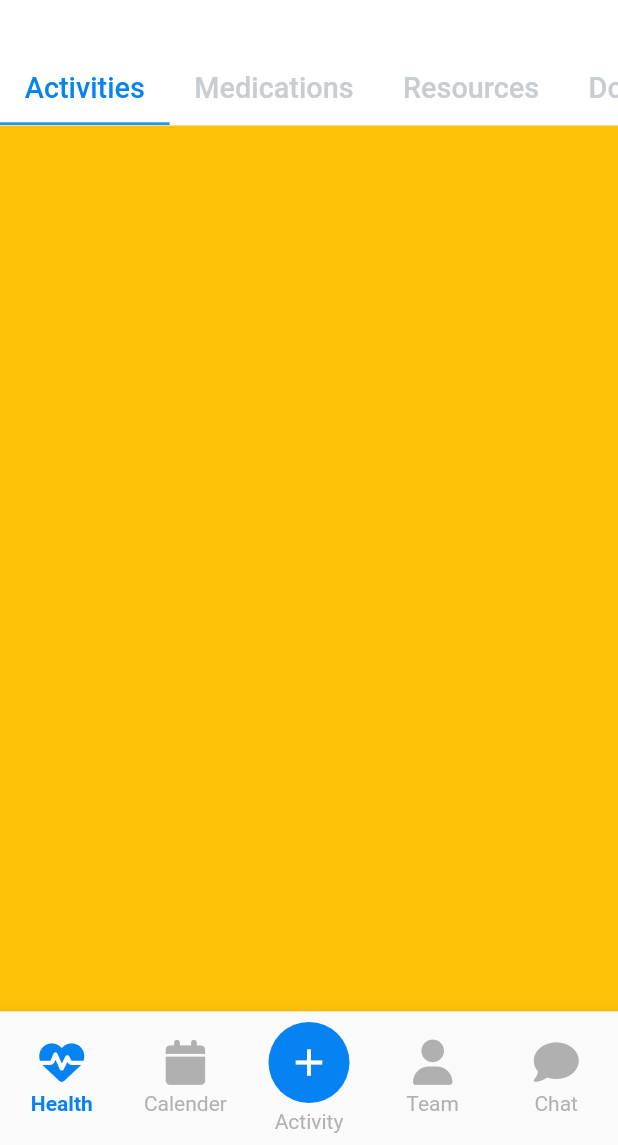
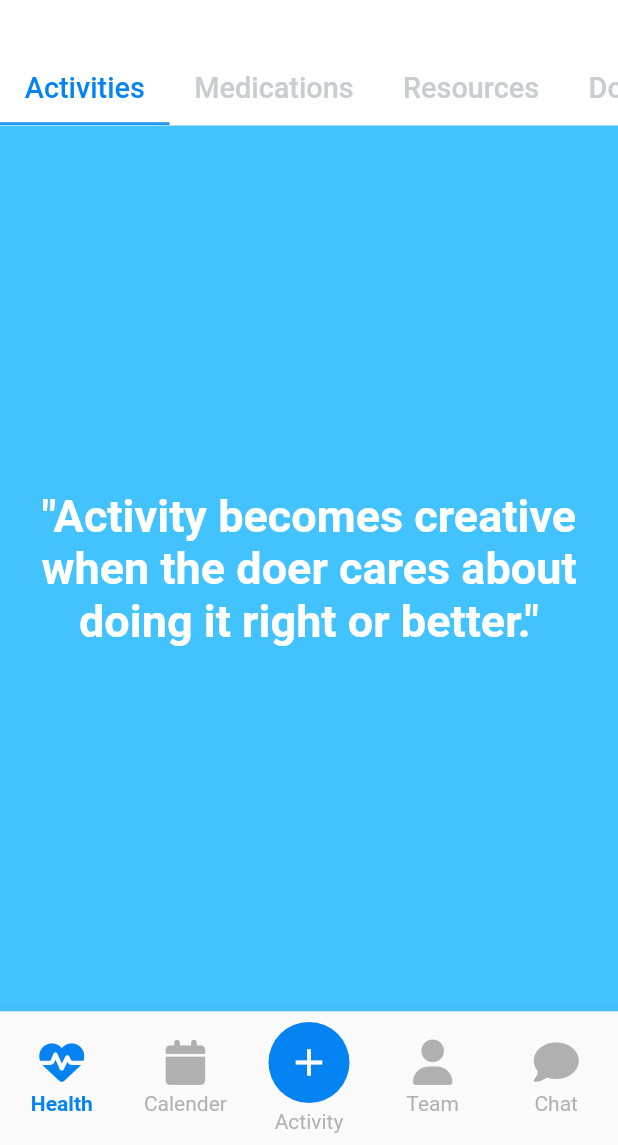
Before and after one commit to utkarsh-UK/health-checkup, a Flutter app: the screen it shows after launch, on a phone screen of 412 x 824 dp, the part 91-1236 px from its top. Run offline on Flutter 3.47's test engine with Material 2 defaults, Android fonts, the phone set to English and light mode, and no system bars; our stand-ins replace dartz, equatable, file_picker, flutter_staggered_animations, flutter_typeahead, fluttericon and 3 more.

Commit message:
Updated remaning tabs with content

```diff
--- a/lib/presentation/screens/activities/view.dart
+++ b/lib/presentation/screens/activities/view.dart
@@ -8,7 +8,21 @@ class ActivitiesTab extends StatelessWidget {
     return Container(
       height: MediaQuery.of(context).size.height,
       width: MediaQuery.of(context).size.width,
-      color: Colors.amber,
+      // color: const Color(0xFFFF6B6B),
+      color: const Color(0xFF42C2FF),
+      alignment: Alignment.center,
+      child: const Padding(
+        padding: EdgeInsets.symmetric(horizontal: 12.0),
+        child: Text(
+          '"Activity becomes creative when the doer cares about doing it right or better."',
+          style: TextStyle(
+            fontSize: 30.0,
+            fontWeight: FontWeight.w700,
+            color: Colors.white,
+          ),
+          textAlign: TextAlign.center,
+        ),
+      ),
     );
   }
 }
--- a/lib/presentation/screens/documents/widgets/document_item.dart
+++ b/lib/presentation/screens/documents/widgets/document_item.dart
@@ -61,7 +61,7 @@ class DocumentItem extends StatelessWidget {
                 crossAxisAlignment: CrossAxisAlignment.center,
                 children: [
                   Text(
-                    document.documentType,
+                    document.documentType.toUpperCase(),
                     style: textTheme.bodyText2!.copyWith(fontSize: 12.0.sp),
                   ),
                   Container(
@@ -91,7 +91,7 @@ class DocumentItem extends StatelessWidget {
           trailing: IconButton(
             onPressed: () => Get.find<DocumentsController>()
                 .confirmDeletion(document.documentID, context),
-            icon: Icon(FontAwesome5.trash_alt, size: 8.0.wp),
+            icon: Icon(FontAwesome5.trash_alt, size: 6.0.wp),
           ),
         ),
       ),
```
Also changed, not shown: lib/presentation/screens/documents/add/add_document_view.dart (+17 -3 lines), lib/presentation/screens/documents/view.dart (+6 -4 lines), lib/presentation/screens/profile/view.dart (+14 -1 lines), lib/presentation/screens/resources/view.dart (+14 -1 lines).
